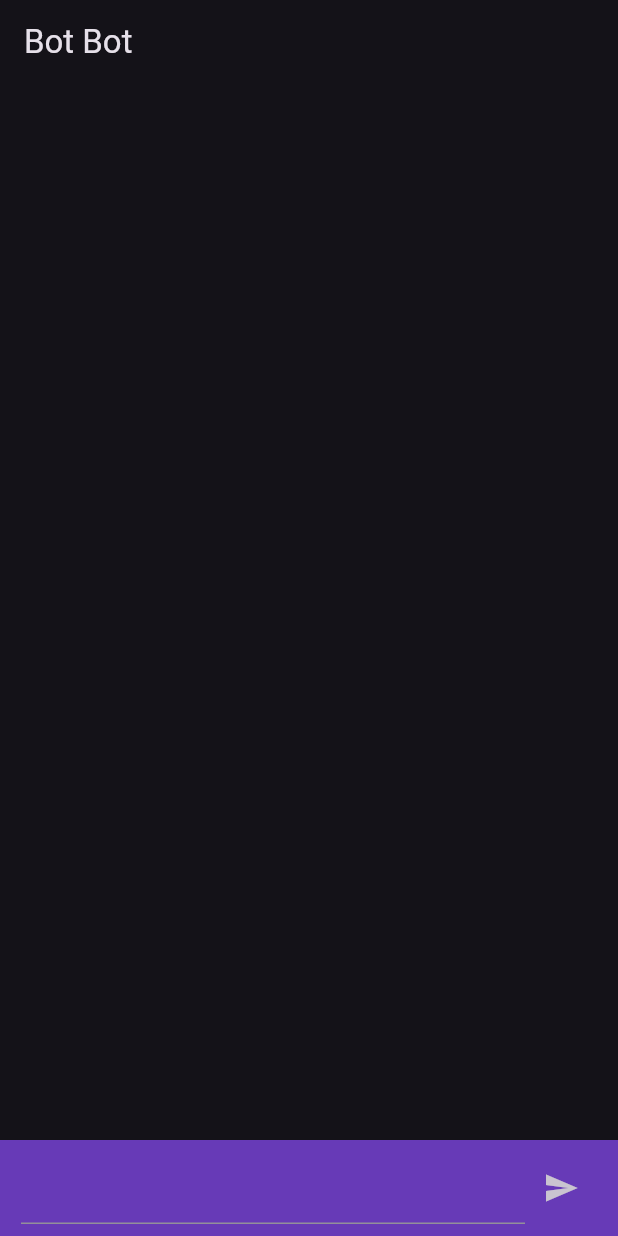
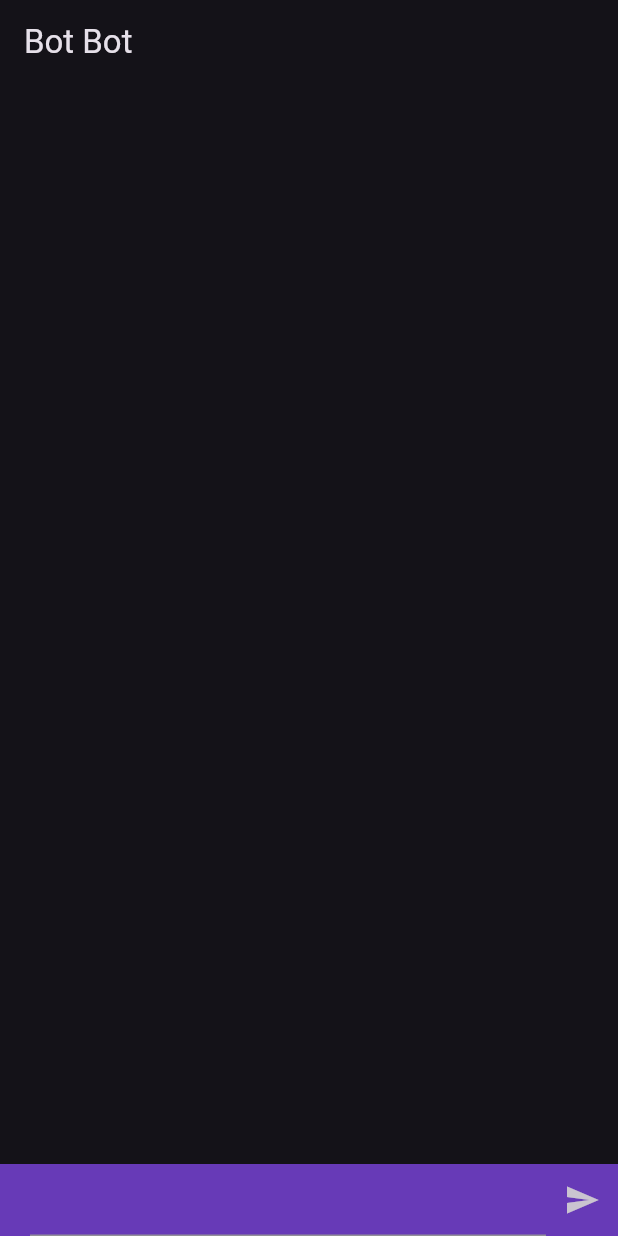
Before and after one commit to xuantruongit32/chatbot, a Flutter app: the screen it shows after launch, on a phone screen of 412 x 824 dp. Run offline on Flutter 3.47's test engine with Material 3 defaults, Android fonts, the phone set to English and light mode, and no system bars; missing offline and left inert: dialog_flowtter.

Commit message:
more beautiful

```diff
--- a/lib/main.dart
+++ b/lib/main.dart
@@ -2,7 +2,7 @@ import 'package:chatbot/messages.dart';
 import 'package:dialog_flowtter/dialog_flowtter.dart';
 import 'package:flutter/material.dart';
 
-void main() => runApp(MyApp());
+void main() => runApp(const MyApp());
 
 class MyApp extends StatelessWidget {
   const MyApp({Key? key}) : super(key: key);
@@ -12,7 +12,7 @@ class MyApp extends StatelessWidget {
     return MaterialApp(
       title: 'Bot Bot',
       theme: ThemeData(brightness: Brightness.dark),
-      home: Home(),
+      home: const Home(),
     );
   }
 }
@@ -37,43 +37,46 @@ class _HomeState extends State<Home> {
   }
 
   @override
+  void dispose() {
+    _controller.dispose();
+    super.dispose();
+  }
+
+  @override
   Widget build(BuildContext context) {
     return Scaffold(
       appBar: AppBar(
-        title: Text('Bot Bot'),
+        title: const Text('Bot Bot'),
       ),
-      body: Container(
-        child: Column(
+      body: Column(
         children: [
           Expanded(child: Messager(messages: messages)),
           Container(
-              padding: EdgeInsets.symmetric(horizontal: 14, vertical: 8),
+            padding: const EdgeInsets.only(left: 20),
             color: Colors.deepPurple,
             child: Row(
               children: [
                 Expanded(
                     child: TextField(
                   controller: _controller,
-                    style: TextStyle(color: Colors.white),
+                  style: const TextStyle(color: Colors.white),
                 )),
                 IconButton(
                     onPressed: () {
                       sendMessage(_controller.text);
                       _controller.clear();
                     },
-                      icon: Icon(Icons.send))
+                    icon: const Icon(Icons.send))
               ],
             ),
           )
         ],
-        ),
       ),
     );
   }
 
   sendMessage(String text) async {
     if (text.isEmpty) {
-      print('Message is empty');
     } else {
       setState(() {
         addMessage(Message(text: DialogText(text: [text])), true);
@@ -84,6 +87,7 @@ class _HomeState extends State<Home> {
       if (response.message == null) return;
       setState(() {
         addMessage(response.message!);
+        FocusScope.of(context).unfocus();
       });
     }
   }
--- a/lib/messages.dart
+++ b/lib/messages.dart
@@ -12,35 +12,45 @@ class _MessagerState extends State<Messager> {
   @override
   Widget build(BuildContext context) {
     var w = MediaQuery.of(context).size.width;
-    return ListView.separated(
+    return SingleChildScrollView(
+      reverse: true,
+      child: Column(
+        children: [
+          ListView.separated(
+            physics: const NeverScrollableScrollPhysics(),
+            shrinkWrap: true,
             itemBuilder: (context, index) {
               return Container(
-            margin: EdgeInsets.all(10),
+                margin: const EdgeInsets.all(10),
                 child: Row(
                   mainAxisAlignment:
                       widget.messages[index]['isUserMessage'] ? MainAxisAlignment.end : MainAxisAlignment.start,
                   children: [
                     Container(
-                    padding: EdgeInsets.symmetric(vertical: 14, horizontal: 14),
+                      padding: const EdgeInsets.symmetric(vertical: 14, horizontal: 14),
                       decoration: BoxDecoration(
                         borderRadius: BorderRadius.only(
-                          bottomLeft: Radius.circular(
-                            20,
-                          ),
-                          topRight: Radius.circular(20),
+                          bottomLeft: const Radius.circular(20),
+                          topRight: const Radius.circular(20),
                           bottomRight: Radius.circular(widget.messages[index]['isUserMessage'] ? 0 : 20),
                           topLeft: Radius.circular(widget.messages[index]['isUserMessage'] ? 20 : 0),
                         ),
                         color: widget.messages[index]['isUserMessage']
                             ? Colors.grey.shade800
-                            : Colors.grey.shade900.withOpacity(0.8)),
+                            : Colors.grey.shade900.withOpacity(0.8),
+                      ),
                       constraints: BoxConstraints(maxWidth: w * 2 / 3),
-                    child: Text(widget.messages[index]['message'].text.text[0])),
+                      child: Text(widget.messages[index]['message'].text.text[0]),
+                    ),
                   ],
                 ),
               );
             },
-        separatorBuilder: (_, i) => Padding(padding: EdgeInsets.only(top: 10)),
-        itemCount: widget.messages.length);
+            separatorBuilder: (_, i) => const Padding(padding: EdgeInsets.only(top: 10)),
+            itemCount: widget.messages.length,
+          ),
+        ],
+      ),
+    );
   }
 }
```
Lines whose indentation alone changed are shown as unchanged.
